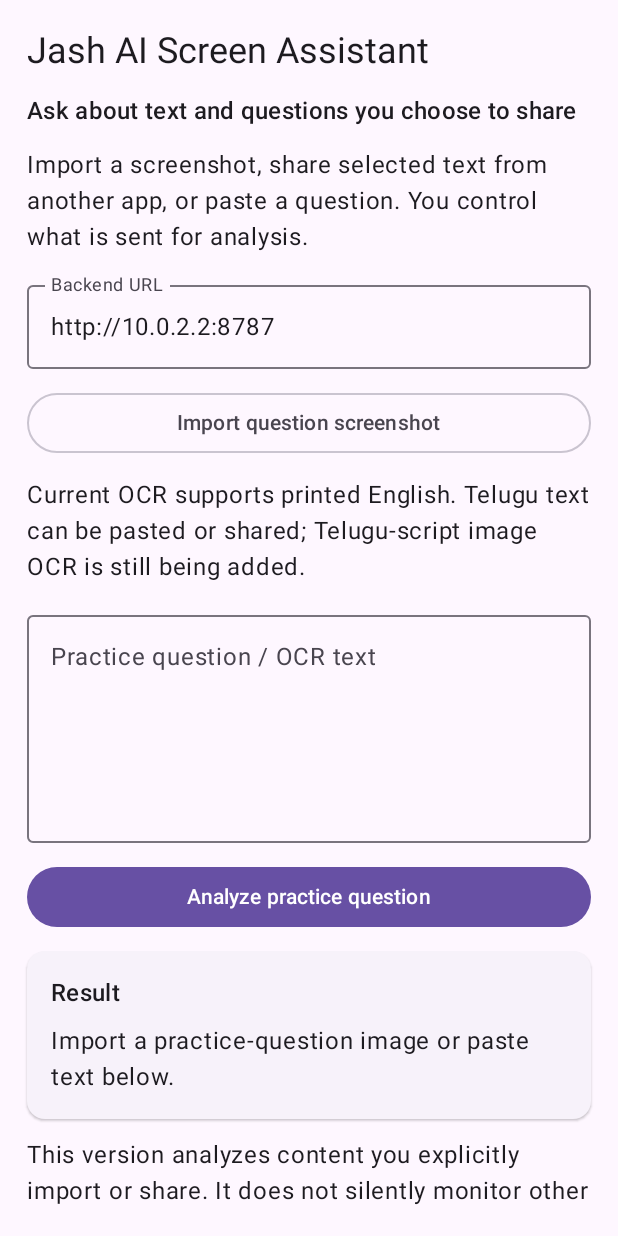
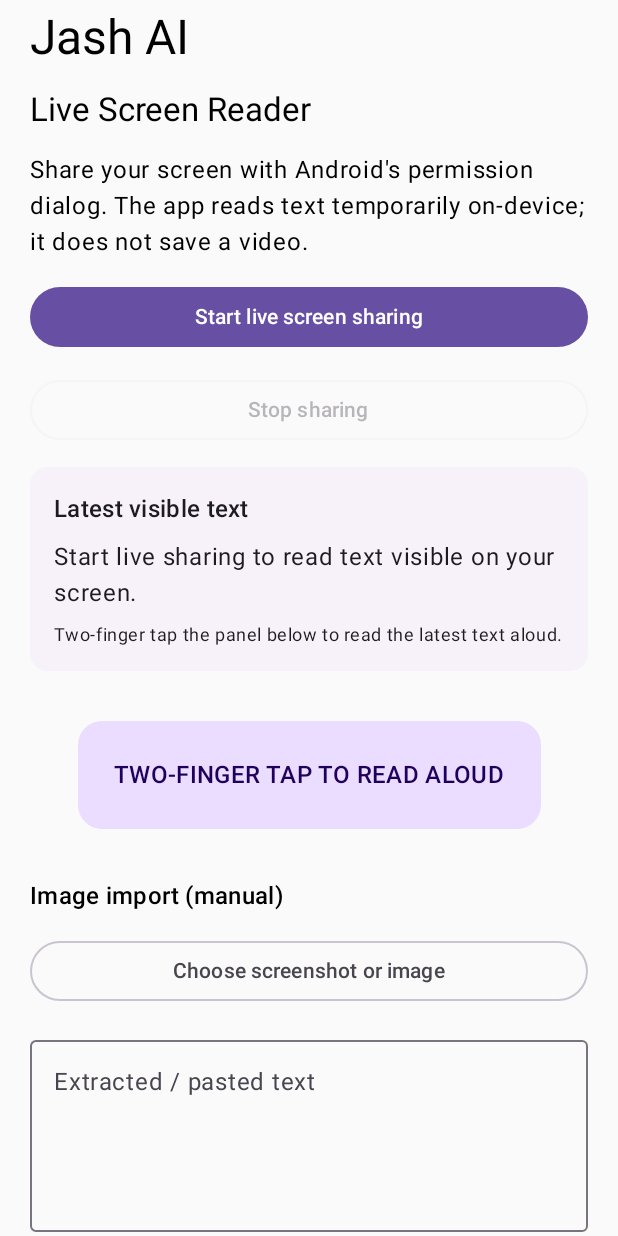
Before and after one commit to jashwanthsanka5-rgb/jash-ai-screen-assistant, an Android app built with Jetpack Compose: the screen it shows after launch (MainActivity), on a phone screen of 412 x 824 dp. Run offline under Robolectric (Android 15) with nearby library versions, the phone set to English and light mode, and no system bars; libraries missing offline, so code that uses them is left out: com.google.mlkit.vision.

Commit message:
Add live screen reader UI and two-finger read aloud gesture

```diff
--- a/android/app/src/main/java/com/jash/aiassistant/MainActivity.kt
+++ b/android/app/src/main/java/com/jash/aiassistant/MainActivity.kt
@@ -1,162 +1,144 @@
 package com.jash.aiassistant
 
+import android.content.BroadcastReceiver
+import android.content.Context
+import android.content.Intent
+import android.content.IntentFilter
+import android.media.projection.MediaProjectionManager
 import android.net.Uri
-import android.content.Intent
+import android.os.Build
 import android.os.Bundle
+import android.speech.tts.TextToSpeech
 import androidx.activity.ComponentActivity
 import androidx.activity.compose.setContent
 import androidx.activity.compose.rememberLauncherForActivityResult
 import androidx.activity.result.contract.ActivityResultContracts
+import androidx.compose.foundation.gestures.awaitEachGesture
+import androidx.compose.foundation.gestures.awaitFirstDown
 import androidx.compose.foundation.layout.*
 import androidx.compose.foundation.rememberScrollState
 import androidx.compose.foundation.verticalScroll
 import androidx.compose.material3.*
 import androidx.compose.runtime.*
 import androidx.compose.ui.Modifier
+import androidx.compose.ui.input.pointer.pointerInput
 import androidx.compose.ui.unit.dp
 import com.google.mlkit.vision.common.InputImage
 import com.google.mlkit.vision.text.TextRecognition
 import com.google.mlkit.vision.text.latin.TextRecognizerOptions
-import org.json.JSONObject
-import java.net.HttpURLConnection
-import java.net.URL
-import java.io.OutputStreamWriter
-import java.util.concurrent.Executors
+import java.util.Locale
 
-class MainActivity : ComponentActivity() {
-    private val worker = Executors.newSingleThreadExecutor()
+class MainActivity : ComponentActivity(), TextToSpeech.OnInitListener {
     private val recognizer by lazy { TextRecognition.getClient(TextRecognizerOptions.DEFAULT_OPTIONS) }
+    private var tts: TextToSpeech? = null
+    private var latestLiveText by mutableStateOf("Start live sharing to read text visible on your screen.")
+    private var sharing by mutableStateOf(false)
+
+    private val liveReceiver = object : BroadcastReceiver() {
+        override fun onReceive(context: Context?, intent: Intent?) {
+            intent?.getStringExtra(LiveCaptureService.EXTRA_TEXT)?.let { latestLiveText = it }
+        }
+    }
 
     override fun onCreate(savedInstanceState: Bundle?) {
         super.onCreate(savedInstanceState)
+        tts = TextToSpeech(this, this)
+        val projectionManager = getSystemService(MEDIA_PROJECTION_SERVICE) as MediaProjectionManager
+        val captureLauncher = registerForActivityResult(ActivityResultContracts.StartActivityForResult()) { result ->
+            if (result.resultCode == RESULT_OK && result.data != null) {
+                val serviceIntent = Intent(this, LiveCaptureService::class.java).apply {
+                    putExtra(LiveCaptureService.EXTRA_RESULT_CODE, result.resultCode)
+                    putExtra(LiveCaptureService.EXTRA_RESULT_DATA, result.data)
+                }
+                if (Build.VERSION.SDK_INT >= 26) startForegroundService(serviceIntent) else startService(serviceIntent)
+                sharing = true
+            }
+        }
         setContent {
             MaterialTheme {
-                var question by remember { mutableStateOf(intent?.getStringExtra(Intent.EXTRA_TEXT) ?: "") }
-                var apiBase by remember { mutableStateOf("http://10.0.2.2:8787") }
-                var answer by remember { mutableStateOf("Import a practice-question image or paste text below.") }
-                var busy by remember { mutableStateOf(false) }
+                var importedText by remember { mutableStateOf(intent?.getStringExtra(Intent.EXTRA_TEXT) ?: "") }
+                var status by remember { mutableStateOf("Ready") }
                 val picker = rememberLauncherForActivityResult(ActivityResultContracts.GetContent()) { uri: Uri? ->
                     if (uri != null) {
-                        busy = true
+                        status = "Reading selected image…"
                         try {
-                            val image = InputImage.fromFilePath(this, uri)
-                            recognizer.process(image)
-                                .addOnSuccessListener { result ->
-                                    question = result.text
-                                    answer = if (result.text.isBlank()) "No readable English text found. You can paste Telugu text manually." else "OCR complete. Review the extracted text before analyzing."
-                                    busy = false
-                                }
-                                .addOnFailureListener { e ->
-                                    answer = "OCR failed: ${e.localizedMessage ?: "unknown error"}"
-                                    busy = false
-                                }
-                        } catch (e: Exception) {
-                            answer = "Could not open image: ${e.localizedMessage}"
-                            busy = false
+                            recognizer.process(InputImage.fromFilePath(this, uri))
+                                .addOnSuccessListener { importedText = it.text; status = "Image text extracted. Review it below." }
+                                .addOnFailureListener { status = "Image OCR failed: ${it.localizedMessage}" }
+                        } catch (e: Exception) { status = "Could not open image: ${e.localizedMessage}" }
+                    }
+                }
+                Column(
+                    Modifier.fillMaxSize().verticalScroll(rememberScrollState()).padding(20.dp),
+                    verticalArrangement = Arrangement.spacedBy(14.dp)
+                ) {
+                    Text("Jash AI", style = MaterialTheme.typography.headlineLarge)
+                    Text("Live Screen Reader", style = MaterialTheme.typography.titleLarge)
+                    Text("Share your screen with Android's permission dialog. The app reads text temporarily on-device; it does not save a video.")
+                    Button(onClick = { captureLauncher.launch(projectionManager.createScreenCaptureIntent()) }, enabled = !sharing, modifier = Modifier.fillMaxWidth()) {
+                        Text(if (sharing) "Screen sharing active" else "Start live screen sharing")
+                    }
+                    OutlinedButton(onClick = {
+                        startService(Intent(this@MainActivity, LiveCaptureService::class.java).setAction(LiveCaptureService.ACTION_STOP))
+                        sharing = false
+                        status = "Screen sharing stopped."
+                    }, enabled = sharing, modifier = Modifier.fillMaxWidth()) { Text("Stop sharing") }
+                    ElevatedCard(Modifier.fillMaxWidth()) {
+                        Column(Modifier.padding(16.dp), verticalArrangement = Arrangement.spacedBy(8.dp)) {
+                            Text("Latest visible text", style = MaterialTheme.typography.titleMedium)
+                            Text(latestLiveText)
+                            Text("Two-finger tap the panel below to read the latest text aloud.", style = MaterialTheme.typography.bodySmall)
                         }
                     }
-                }
-                LaunchedEffect(Unit) {
-                    val sharedImage = if (intent?.action == Intent.ACTION_SEND && intent?.type?.startsWith("image/") == true) {
-                        @Suppress("DEPRECATION")
-                        intent?.getParcelableExtra<Uri>(Intent.EXTRA_STREAM)
-                    } else null
-                    if (sharedImage != null) {
-                        busy = true
-                        try {
-                            recognizer.process(InputImage.fromFilePath(this@MainActivity, sharedImage))
-                                .addOnSuccessListener { result ->
-                                    question = result.text
-                                    answer = if (result.text.isBlank()) "No readable English text found. You can paste text manually." else "Shared image OCR complete. Review the extracted text before analyzing."
-                                    busy = false
+                    Box(
+                        Modifier.fillMaxWidth().heightIn(min = 110.dp).pointerInput(latestLiveText) {
+                            awaitEachGesture {
+                                awaitFirstDown(requireUnconsumed = false)
+                                var pointersSeen = 1
+                                var finished = false
+                                while (!finished) {
+                                    val event = awaitPointerEvent()
+                                    pointersSeen = maxOf(pointersSeen, event.changes.count { it.pressed })
+                                    if (event.changes.none { it.pressed }) finished = true
                                 }
-                                .addOnFailureListener { e ->
-                                    answer = "Could not read shared image: ${e.localizedMessage ?: "unknown error"}"
-                                    busy = false
+                                if (pointersSeen >= 2) {
+                                    val text = latestLiveText
+                                    if (text.isNotBlank()) tts?.speak(text, TextToSpeech.QUEUE_FLUSH, null, "jash-live-read")
                                 }
-                        } catch (e: Exception) {
-                            answer = "Could not open shared image: ${e.localizedMessage ?: "unknown error"}"
-                            busy = false
+                            }
+                        },
+                        contentAlignment = androidx.compose.ui.Alignment.Center
+                    ) {
+                        Surface(color = MaterialTheme.colorScheme.primaryContainer, shape = MaterialTheme.shapes.large) {
+                            Text("TWO-FINGER TAP TO READ ALOUD", Modifier.padding(24.dp), style = MaterialTheme.typography.titleMedium)
                         }
                     }
-                }
-                Scaffold { padding ->
-                    Column(
-                        modifier = Modifier.padding(padding).fillMaxSize().padding(18.dp).verticalScroll(rememberScrollState()),
-                        verticalArrangement = Arrangement.spacedBy(12.dp)
-                    ) {
-                        Text("Jash AI Screen Assistant", style = MaterialTheme.typography.headlineSmall)
-                        Text("Ask about text and questions you choose to share", style = MaterialTheme.typography.titleMedium)
-                        Text("Import a screenshot, share selected text from another app, or paste a question. You control what is sent for analysis.")
-                        OutlinedTextField(
-                            value = apiBase, onValueChange = { apiBase = it.trimEnd('/') },
-                            label = { Text("Backend URL") }, modifier = Modifier.fillMaxWidth(), singleLine = true
-                        )
-                        OutlinedButton(onClick = { picker.launch("image/*") }, enabled = !busy, modifier = Modifier.fillMaxWidth()) {
-                            Text("Import question screenshot")
-                        }
-                        Text("Current OCR supports printed English. Telugu text can be pasted or shared; Telugu-script image OCR is still being added.")
-                        OutlinedTextField(
-                            value = question, onValueChange = { question = it },
-                            label = { Text("Practice question / OCR text") },
-                            modifier = Modifier.fillMaxWidth(), minLines = 5
-                        )
-                        Button(
-                            onClick = {
-                                if (question.isBlank() || busy) {
-                                    answer = "Enter or import a practice question first."
-                                } else {
-                                    busy = true
-                                    answer = "Analyzing practice question…"
-                                    val endpoint = apiBase.trim().trimEnd('/') + "/api/practice/solve"
-                                    val prompt = question
-                                    worker.execute {
-                                        val result = try {
-                                            val connection = (URL(endpoint).openConnection() as HttpURLConnection).apply {
-                                                requestMethod = "POST"
-                                                connectTimeout = 12000
-                                                readTimeout = 30000
-                                                doOutput = true
-                                                setRequestProperty("Content-Type", "application/json")
-                                            }
-                                            OutputStreamWriter(connection.outputStream).use {
-                                                it.write(JSONObject().put("question", prompt).toString())
-                                            }
-                                            val stream = if (connection.responseCode in 200..299) connection.inputStream else connection.errorStream
-                                            val body = stream.bufferedReader().use { it.readText() }
-                                            if (connection.responseCode !in 200..299) {
-                                                "Server error: ${JSONObject(body).optString("error", "HTTP ${connection.responseCode}")}"
-                                            } else {
-                                                val json = JSONObject(body)
-                                                "Answer: ${json.optString("answer", "UNCERTAIN")}\nConfidence: ${json.optDouble("confidence", 0.0)}\nNote: ${json.optString("verification_note", "")}"
-                                            }.also { connection.disconnect() }
-                                        } catch (e: Exception) {
-                                            "Could not reach backend. Check the URL and server. ${e.localizedMessage ?: ""}"
-                                        }
-                                        runOnUiThread { answer = result; busy = false }
-                                    }
-                                }
-                            },
-                            enabled = !busy,
-                            modifier = Modifier.fillMaxWidth()
-                        ) { Text(if (busy) "Working…" else "Analyze practice question") }
-                        if (busy) LinearProgressIndicator(Modifier.fillMaxWidth())
-                        ElevatedCard(Modifier.fillMaxWidth()) {
-                            Column(Modifier.padding(16.dp), verticalArrangement = Arrangement.spacedBy(8.dp)) {
-                                Text("Result", style = MaterialTheme.typography.titleMedium)
-                                Text(answer)
-                            }
-                        }
-                        Text("This version analyzes content you explicitly import or share. It does not silently monitor other apps. Always verify AI output.")
-                    }
+                    Text("Image import (manual)", style = MaterialTheme.typography.titleMedium)
+                    OutlinedButton(onClick = { picker.launch("image/*") }, modifier = Modifier.fillMaxWidth()) { Text("Choose screenshot or image") }
+                    OutlinedTextField(value = importedText, onValueChange = { importedText = it }, label = { Text("Extracted / pasted text") }, minLines = 4, modifier = Modifier.fillMaxWidth())
+                    Text(status, style = MaterialTheme.typography.bodySmall)
+                    Text("Live capture requires Android's visible sharing permission and ongoing notification. Two-finger gesture is supported inside this app's reader panel; it does not secretly intercept touches in other apps.")
                 }
             }
         }
     }
 
+    override fun onStart() {
+        super.onStart()
+        val filter = IntentFilter(LiveCaptureService.ACTION_TEXT)
+        if (Build.VERSION.SDK_INT >= 33) registerReceiver(liveReceiver, filter, RECEIVER_NOT_EXPORTED) else @Suppress("DEPRECATION") registerReceiver(liveReceiver, filter)
+    }
+
+    override fun onStop() {
+        try { unregisterReceiver(liveReceiver) } catch (_: Exception) {}
+        super.onStop()
+    }
+
+    override fun onInit(status: Int) { if (status == TextToSpeech.SUCCESS) tts?.language = Locale.getDefault() }
     override fun onDestroy() {
         recognizer.close()
-        worker.shutdown()
+        tts?.stop()
+        tts?.shutdown()
         super.onDestroy()
     }
 }
```
